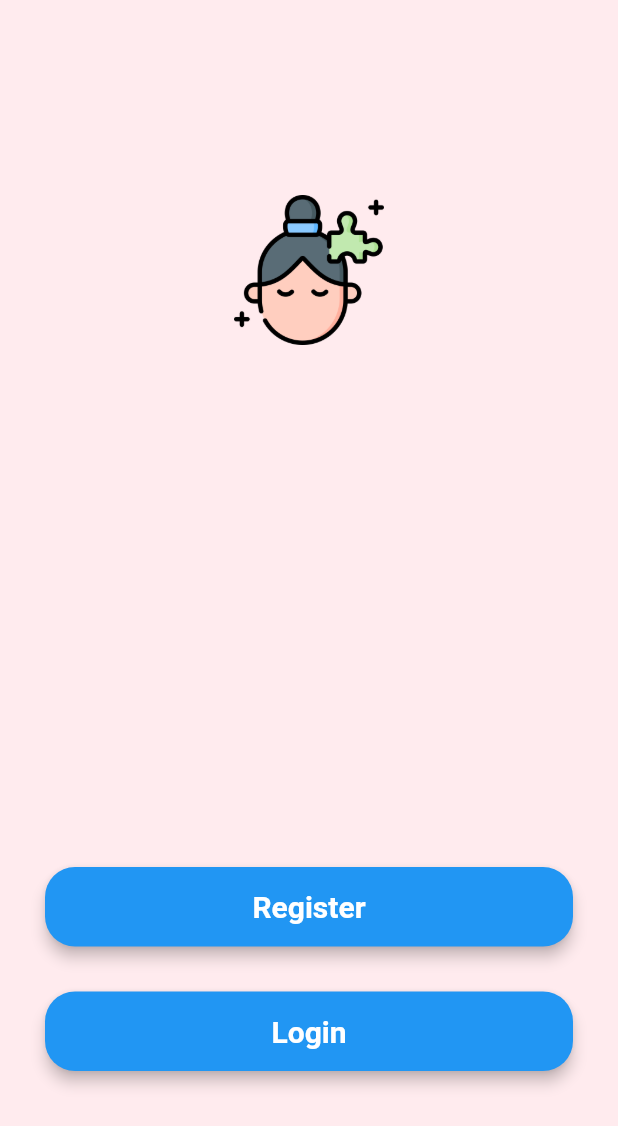
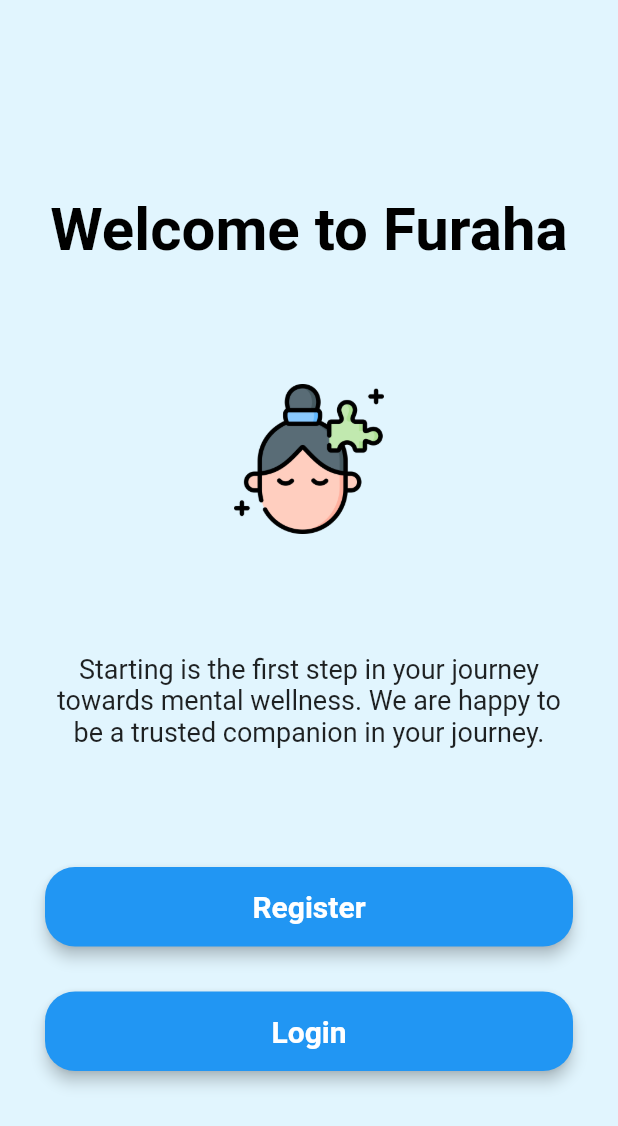
Before and after one commit to iwanjo/furaha-flutter, a Flutter app: the screen it shows after launch, on a phone screen of 412 x 824 dp. Shown: the top 1126 px of the screen. Run offline on Flutter 3.47's test engine with Material 2 defaults, Android fonts, the phone set to English and light mode, and no system bars.

```diff
--- a/furaha_app/lib/views/opening_screen.dart
+++ b/furaha_app/lib/views/opening_screen.dart
@@ -1,4 +1,5 @@
 import 'package:flutter/material.dart';
+import 'package:furaha_app/theme/routes.dart';
 
 class OpeningScreen extends StatelessWidget {
   @override
@@ -26,7 +27,7 @@ class OpeningScreen extends StatelessWidget {
               fontSize: 20.0, color: Colors.white, fontWeight: FontWeight.bold),
         ),
         onPressed: () {
-          print("Login Pressed");
+          Navigator.of(context).pushNamed(AppRoutes.authLogin);
         },
       ),
     );
@@ -45,7 +46,7 @@ class OpeningScreen extends StatelessWidget {
               fontSize: 20.0, color: Colors.white, fontWeight: FontWeight.bold),
         ),
         onPressed: () {
-          print("Register Pressed");
+          Navigator.of(context).pushNamed(AppRoutes.authRegister);
         },
       ),
     );
@@ -63,26 +64,33 @@ class OpeningScreen extends StatelessWidget {
     );
 
     return Scaffold(
-      backgroundColor: Color(0XFFFFFEBEE),
+      // 0XFFFFFEBEE
+      backgroundColor: Color(0xFFE1F5FE),
       body: Padding(
         padding: EdgeInsets.all(30),
         child: Column(
           mainAxisAlignment: MainAxisAlignment.spaceBetween,
           children: <Widget>[
-            // Text(
-            //   'Welcome to Furaha',
-            //   textAlign: TextAlign.center,
-
-            //   style: TextStyle(
-            //       fontSize: 40.0,
-            //       color: Colors.black,
-            //       fontWeight: FontWeight.bold),
-            // ),
+            Padding(padding: EdgeInsets.only(top: 20)),
+            Text(
+              'Welcome to Furaha',
+              textAlign: TextAlign.center,
+              style: TextStyle(
+                  fontSize: 40.0,
+                  color: Colors.black,
+                  fontWeight: FontWeight.bold),
+            ),
             Padding(
-              padding: EdgeInsets.only(top: 100),
+              padding: EdgeInsets.only(top: 0),
               child: logo,
             ),
-
+            Text(
+              'Starting is the first step in your journey towards mental wellness. We are happy to be a trusted companion in your journey.',
+              textAlign: TextAlign.center,
+              style: TextStyle(
+                fontSize: 18.0,
+              ),
+            ),
             buttons,
           ],
         ),
--- a/furaha_app/pubspec.yaml
+++ b/furaha_app/pubspec.yaml
@@ -47,6 +47,7 @@ flutter:
   # To add assets to your application, add an assets section, like this:
   assets:
     - assets/mental-health.png
+    - assets/welcome.png
 
   # An image asset can refer to one or more resolution-specific "variants", see
   # https://flutter.dev/assets-and-images/#resolution-aware.
```
Also changed, not shown: furaha_app/lib/views/login_screen.dart (+156 -1 lines), furaha_app/assets/welcome.png (added).
